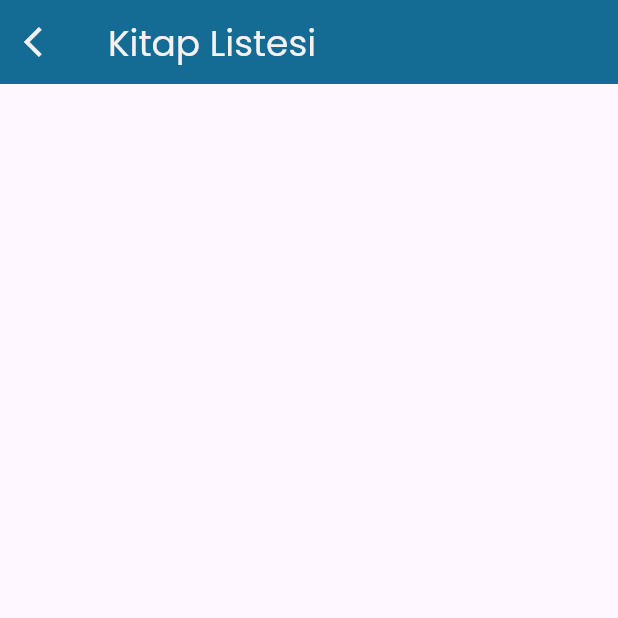
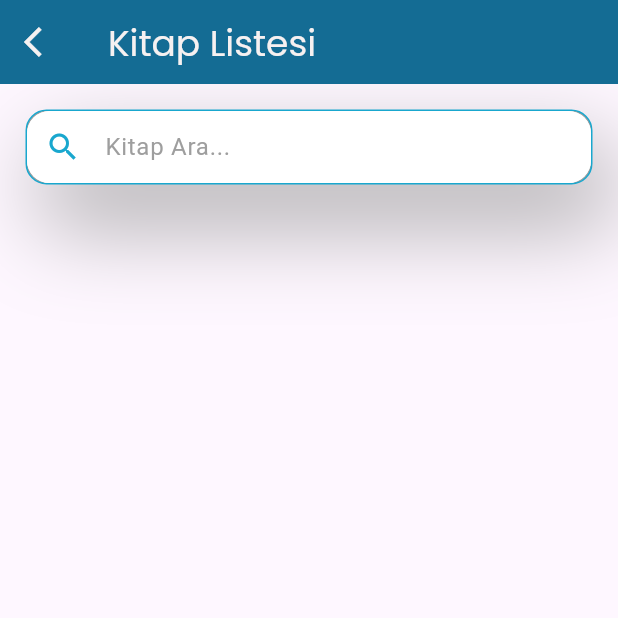
Before and after one commit to selinguz/selinin_kitaplari, a Flutter app: the BooksListPage screen opened directly, on a phone screen of 412 x 824 dp, the top half of it. Run offline on Flutter 3.47's test engine with Material 3 defaults, Android fonts, the phone set to English and light mode, and no system bars; our stand-ins replace cloud_firestore, firebase_core, google_fonts; accounts and stored records are empty.

Commit message:
liste sayfasının başına search bar eklendi, fonksiyon eklenecek

```diff
--- a/lib/models/book.dart
+++ b/lib/models/book.dart
@@ -1,8 +1,4 @@
-import 'package:flutter/material.dart';
 import 'package:cloud_firestore/cloud_firestore.dart';
-import 'package:google_fonts/google_fonts.dart';
-import '../consts.dart';
-import '../pages/book_detail_page.dart';
 
 //TODO Ekleme, silme, güncelleme metodları buraya alınacak
 //TODO Ekrana gelen kayıt sayısının sayfanın en üstünde görünmesi sağlanacak
--- a/lib/pages/list_page.dart
+++ b/lib/pages/list_page.dart
@@ -2,8 +2,9 @@ import 'package:cloud_firestore/cloud_firestore.dart';
 import 'package:flutter/material.dart';
 import 'package:google_fonts/google_fonts.dart';
 import 'package:selinin_kitaplari/consts.dart';
-import 'package:selinin_kitaplari/models/book.dart';
+import 'package:selinin_kitaplari/widgets.dart/search_input.dart';
 
+import '../models/book.dart';
 import 'book_detail_page.dart';
 
 class BooksListPage extends StatefulWidget {
@@ -14,12 +15,8 @@ class BooksListPage extends StatefulWidget {
 }
 
 class _BooksListPageState extends State<BooksListPage> {
-  final Stream<QuerySnapshot> booksStream = FirebaseFirestore.instance
-      .collection('library')
-      .orderBy('dateTime', descending: true)
-      .snapshots();
-
-  late String docId;
+  List<Book> books = [];
+  TextEditingController kitapAdiController = TextEditingController();
 
   @override
   Widget build(BuildContext context) {
@@ -39,15 +36,38 @@ class _BooksListPageState extends State<BooksListPage> {
           color: ThemeColors.primaryColor,
         ),
       ),
-      body: StreamBuilder<QuerySnapshot>(
+      body: Column(
+        children: [
+          Padding(
+            padding: const EdgeInsets.all(17.0),
+            child: SearchInput(
+                textController: kitapAdiController,
+                hintText: 'Kitap '
+                    'Ara...'),
+          ),
+          Flexible(child: booksStream()),
+        ],
+      ),
+    );
+  }
+}
+
+StreamBuilder<QuerySnapshot> booksStream() {
+  final Stream<QuerySnapshot> booksStream = FirebaseFirestore.instance
+      .collection('library')
+      .orderBy('dateTime', descending: true)
+      .snapshots();
+
+  late String docId;
+
+  return StreamBuilder<QuerySnapshot>(
     stream: booksStream,
     builder: (context, snapshot) {
       if (snapshot.hasData) {
         return ListView.separated(
-              separatorBuilder: (BuildContext context, int index) =>
-                  const Divider(
+          separatorBuilder: (BuildContext context, int index) => const Divider(
             color: Colors.blue,
-                thickness: 2.0,
+            thickness: 0.2,
             indent: 5.0,
             endIndent: 5.0,
           ),
@@ -57,7 +77,6 @@ class _BooksListPageState extends State<BooksListPage> {
           itemBuilder: (context, index) {
             return Column(
               children: [
-                    Text(snapshot.data!.docs.length.toString()),
                 Padding(
                   padding: const EdgeInsets.only(
                       left: 12.0, right: 12.0, bottom: 5.0),
@@ -69,8 +88,7 @@ class _BooksListPageState extends State<BooksListPage> {
                         title: Text(
                           snapshot.data!.docs[index]['bookName'],
                           style: GoogleFonts.poppins(
-                                  fontSize: 20,
-                                  color: ThemeColors.primaryColor),
+                              fontSize: 20, color: ThemeColors.primaryColor),
                         ),
                         subtitle: Text(
                           snapshot.data!.docs[index]['authorName'],
@@ -120,7 +138,5 @@ class _BooksListPageState extends State<BooksListPage> {
         return const CircularProgressIndicator();
       }
     },
-      ),
   );
 }
-}
--- /dev/null
+++ b/lib/widgets.dart/search_input.dart
@@ -0,0 +1,60 @@
+import 'package:flutter/material.dart';
+import 'package:selinin_kitaplari/consts.dart';
+
+class SearchInput extends StatelessWidget {
+  final TextEditingController textController;
+  final String hintText;
+  const SearchInput(
+      {required this.textController, required this.hintText, super.key});
+
+  @override
+  Widget build(BuildContext context) {
+    return Container(
+      decoration: BoxDecoration(
+        color: Colors.grey,
+        border: Border.all(
+          color: ThemeColors.secondaryColor,
+          style: BorderStyle.solid,
+          width: 1.0,
+        ),
+        borderRadius: BorderRadius.circular(14.0),
+        boxShadow: [
+          BoxShadow(
+              offset: const Offset(12, 26),
+              blurRadius: 50,
+              spreadRadius: 3,
+              color: Colors.grey.withOpacity(.8)),
+        ],
+      ),
+      child: TextField(
+        controller: textController,
+        onChanged: (value) {
+          //Do something wi
+        },
+        decoration: InputDecoration(
+          prefixIcon: Icon(
+            Icons.search,
+            color: ThemeColors.secondaryColor,
+          ),
+          filled: true,
+          fillColor: Colors.white,
+          hintText: hintText,
+          hintStyle: const TextStyle(color: Colors.grey),
+          contentPadding:
+              const EdgeInsets.symmetric(vertical: 10.0, horizontal: 20.0),
+          border: const OutlineInputBorder(
+            borderRadius: BorderRadius.all(Radius.circular(15.0)),
+          ),
+          enabledBorder: const OutlineInputBorder(
+            borderSide: BorderSide(color: Colors.white, width: 1.0),
+            borderRadius: BorderRadius.all(Radius.circular(15.0)),
+          ),
+          focusedBorder: const OutlineInputBorder(
+            borderSide: BorderSide(color: Colors.white, width: 2.0),
+            borderRadius: BorderRadius.all(Radius.circular(15.0)),
+          ),
+        ),
+      ),
+    );
+  }
+}
```
Also changed, not shown: lib/pages/book_detail_page.dart (+14 -2 lines), lib/widgets.dart/dialog.dart (added, +74 -0 lines), 2 other files. Lines whose indentation alone changed are shown as unchanged.
